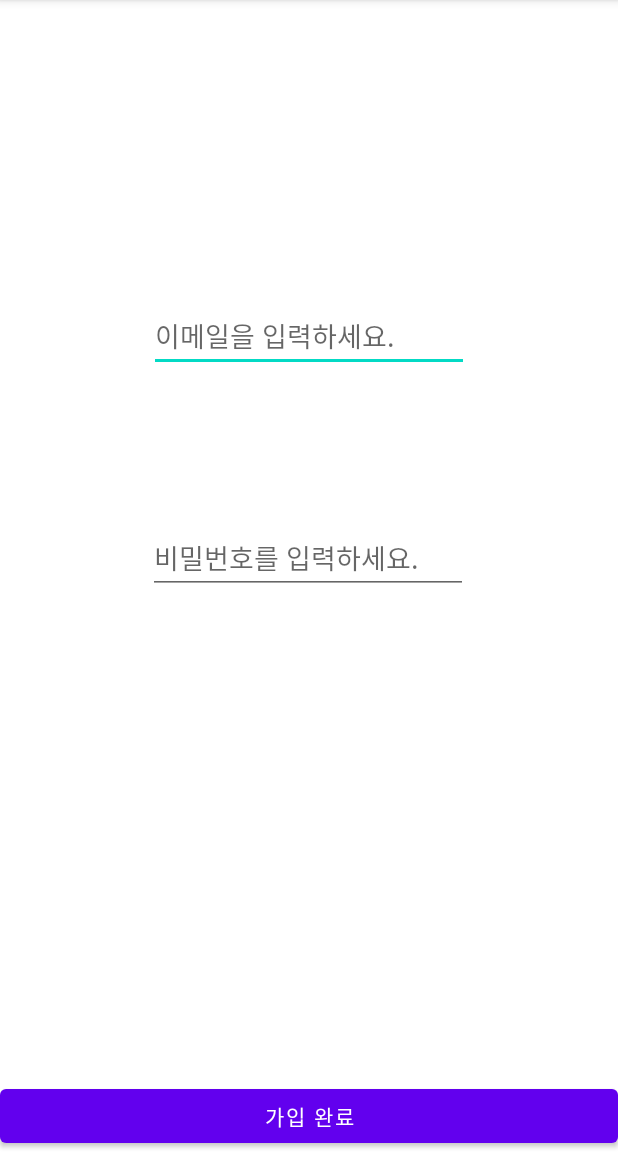
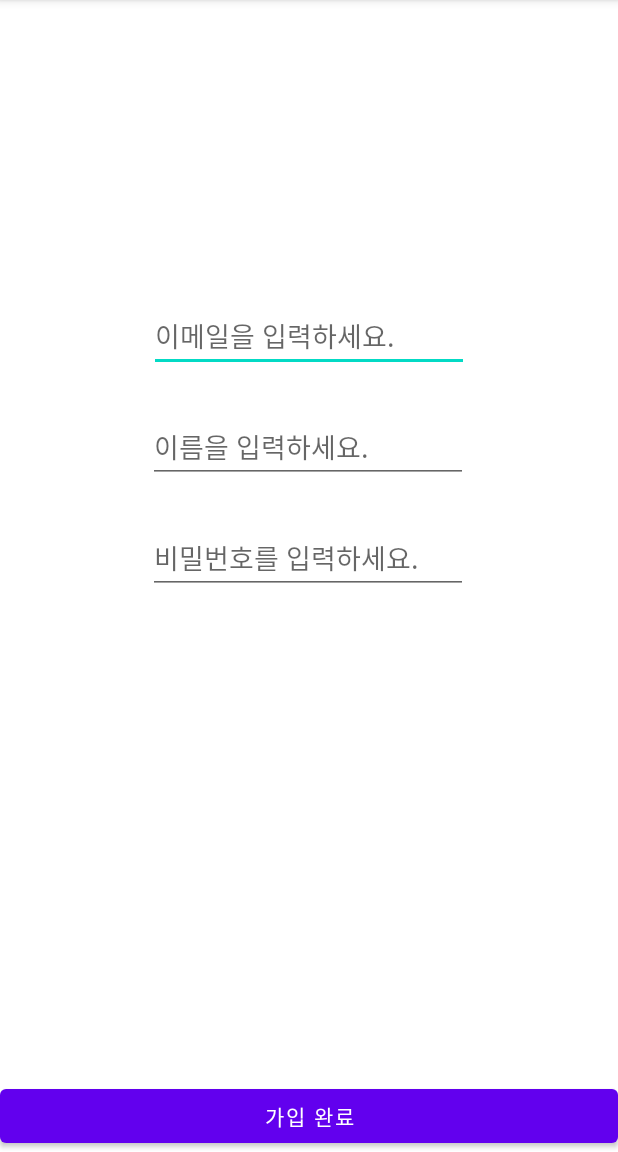
Before and after one commit to JongP/Habito_Android_MadcampWeek4, an Android app: the RegisterActivity screen opened directly, with no data from a screen before it, on a phone screen of 412 x 824 dp, the part 84-1236 px from its top. Run offline under Robolectric (Android 15) with nearby library versions, the phone set to English and light mode, and no system bars; our stand-ins replace Firebase (no records; nobody signed in at launch, a user with empty details on screens opened directly).

Commit message:
Profile nav header set - added name in the db, and connected it to header - changed register xml

```diff
--- a/app/src/main/java/com/example/madcampweek4/RegisterActivity.java
+++ b/app/src/main/java/com/example/madcampweek4/RegisterActivity.java
@@ -1,7 +1,10 @@
 package com.example.madcampweek4;
 
+import androidx.annotation.LongDef;
 import androidx.annotation.NonNull;
 import androidx.appcompat.app.AppCompatActivity;
+
+import android.content.Intent;
 import android.os.Bundle;
 import android.view.View;
 import android.widget.Button;
@@ -20,7 +23,7 @@ public class RegisterActivity extends AppCompatActivity {
 
     private FirebaseAuth mFirebaseAuth; // firebase auth
     private DatabaseReference mDatabaseRef; //realtime db
-    private EditText mEtEmail, mEtPwd;
+    private EditText mEtEmail, mEtPwd, mEtName;
     private Button mBtnRegister;
 
     @Override
@@ -33,6 +36,7 @@ public class RegisterActivity extends AppCompatActivity {
 
         mEtEmail=findViewById(R.id.et_email);
         mEtPwd=findViewById(R.id.et_pwd);
+        mEtName=findViewById(R.id.et_name);
         mBtnRegister=findViewById(R.id.btn_register);
 
         mBtnRegister.setOnClickListener(new View.OnClickListener() {
@@ -40,6 +44,7 @@ public class RegisterActivity extends AppCompatActivity {
             public void onClick(View v) {
                 String strEmail=mEtEmail.getText().toString();
                 String strPwd=mEtPwd.getText().toString();
+                String strName=mEtName.getText().toString();
 
                 mFirebaseAuth.createUserWithEmailAndPassword(strEmail, strPwd).addOnCompleteListener(RegisterActivity.this, new OnCompleteListener<AuthResult>() {
                     @Override
@@ -49,11 +54,16 @@ public class RegisterActivity extends AppCompatActivity {
                             UserAccount account=new UserAccount();
                             account.setIdToken(firebaseUser.getUid());
                             account.setEmailId(firebaseUser.getEmail());
+                            account.setName(strName);
                             account.setPassword(strPwd);//ㄱㅊ
 
                             //setValue: db에 insert
                             mDatabaseRef.child("UserAccount").child(firebaseUser.getUid()).setValue(account);
                             Toast.makeText(RegisterActivity.this, "회원가입 성공!", Toast.LENGTH_SHORT).show();
+                            Intent intent=new Intent(RegisterActivity.this, LoginActivity.class);
+//                            intent.putExtra("email", strEmail);
+//                            intent.putExtra("password", strPwd);
+                            startActivity(intent);
 
                         } else{
                             Toast.makeText(RegisterActivity.this, "회원가입 실패!", Toast.LENGTH_SHORT).show();
--- a/app/src/main/res/layout/activity_register.xml
+++ b/app/src/main/res/layout/activity_register.xml
@@ -17,6 +17,19 @@
         app:layout_constraintStart_toStartOf="parent"
         app:layout_constraintTop_toTopOf="parent"
         android:hint="이메일을 입력하세요."/>
+
+    <EditText
+        android:id="@+id/et_name"
+        android:layout_width="wrap_content"
+        android:layout_height="wrap_content"
+        android:ems="10"
+        android:hint="이름을 입력하세요."
+        android:inputType="textEmailAddress"
+        app:layout_constraintBottom_toTopOf="@+id/et_pwd"
+        app:layout_constraintEnd_toEndOf="parent"
+        app:layout_constraintHorizontal_bias="0.497"
+        app:layout_constraintStart_toStartOf="parent"
+        app:layout_constraintTop_toBottomOf="@+id/et_email" />
 
     <EditText
         android:id="@+id/et_pwd"
--- a/app/src/main/res/layout/nav_header_main.xml
+++ b/app/src/main/res/layout/nav_header_main.xml
@@ -21,6 +21,7 @@
         app:srcCompat="@mipmap/ic_launcher_round" />
 
     <TextView
+        android:id="@+id/userName"
         android:layout_width="match_parent"
         android:layout_height="wrap_content"
         android:paddingTop="@dimen/nav_header_vertical_spacing"
--- a/app/src/main/res/menu/activity_main_drawer.xml
+++ b/app/src/main/res/menu/activity_main_drawer.xml
@@ -4,10 +4,6 @@
     tools:showIn="navigation_view">
 
     <group android:checkableBehavior="single">
-        <item
-            android:id="@+id/nav_profile"
-            android:icon="@drawable/ic_menu_profile"
-            android:title="Profile" />
         <item
             android:id="@+id/nav_groups"
             android:icon="@drawable/ic_menu_groups"
--- a/app/src/main/res/navigation/mobile_navigation.xml
+++ b/app/src/main/res/navigation/mobile_navigation.xml
@@ -4,12 +4,6 @@
     xmlns:tools="http://schemas.android.com/tools"
     android:id="@+id/mobile_navigation"
     app:startDestination="@+id/nav_groups">
-
-    <fragment
-        android:id="@+id/nav_profile"
-        android:name="com.example.madcampweek4.ui.profile.ProfileFragment"
-        android:label="Profile"
-        tools:layout="@layout/fragment_profile" />
 
     <fragment
         android:id="@+id/nav_groups"
```
Also changed, not shown: app/src/main/java/com/example/madcampweek4/LoginActivity.java (+21 -2 lines), app/src/main/java/com/example/madcampweek4/MainActivity.java (+33 -1 lines), app/src/main/java/com/example/madcampweek4/UserAccount.java (+9 -0 lines).
